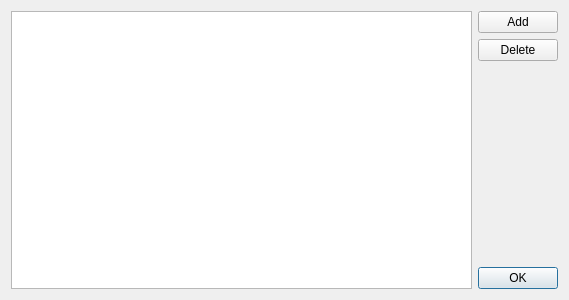
This is util/qt/editparams.ui in mupuf/PPassKeeper as Qt 5 draws it before an edit. The edited form follows.
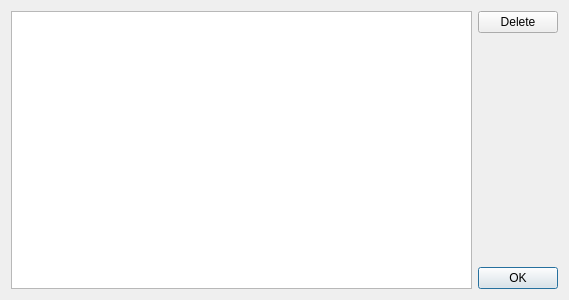
This is the edited form.

What changed in the file:
```diff
--- a/util/qt/editparams.ui
+++ b/util/qt/editparams.ui
@@ -29,19 +29,6 @@
      <property name="sizeConstraint">
       <enum>QLayout::SetFixedSize</enum>
      </property>
-     <item>
-      <widget class="QPushButton" name="pushButton_2">
-       <property name="sizePolicy">
-        <sizepolicy hsizetype="Fixed" vsizetype="Fixed">
-         <horstretch>0</horstretch>
-         <verstretch>0</verstretch>
-        </sizepolicy>
-       </property>
-       <property name="text">
-        <string>Add</string>
-       </property>
-      </widget>
-     </item>
      <item>
       <widget class="QPushButton" name="pushButton">
        <property name="sizePolicy">
```
